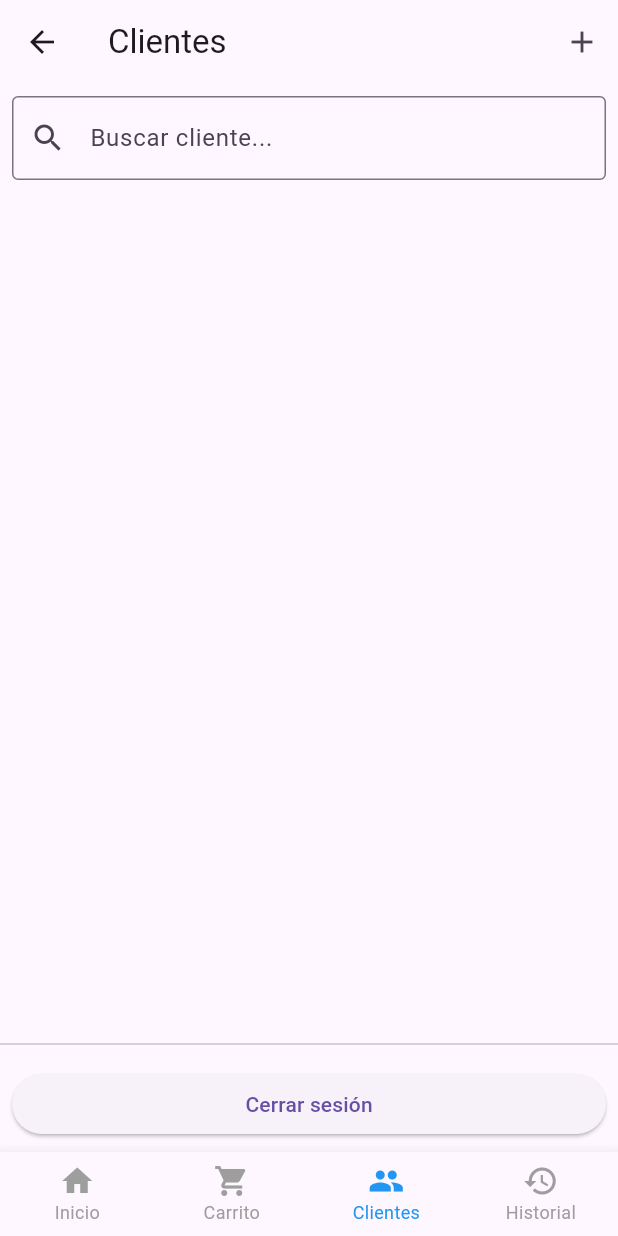
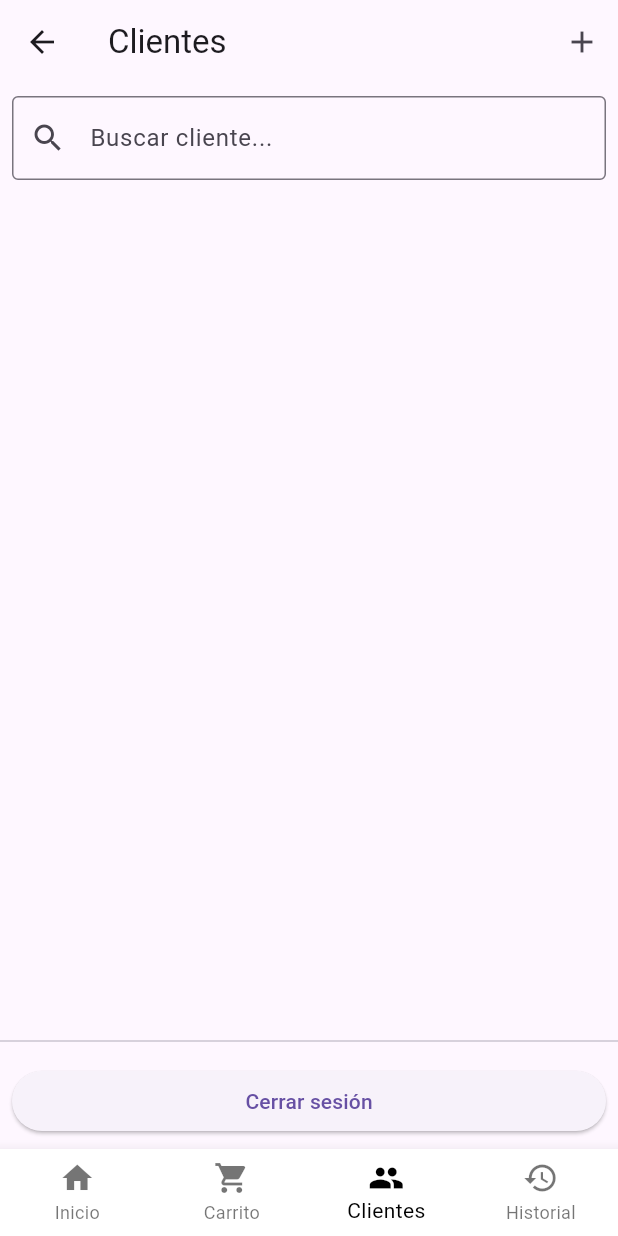
Before and after one commit to AndroidCodecta/fluttertest, a Flutter app: the ClientesPage screen opened directly, on a phone screen of 412 x 824 dp. Run offline on Flutter 3.47's test engine with Material 3 defaults, Android fonts, the phone set to English and light mode, and no system bars.

Commit message:
Creacion barra de navegacion, pagina de inicio

```diff
--- a/lib/screens/clientes/clientes_page.dart
+++ b/lib/screens/clientes/clientes_page.dart
@@ -1,6 +1,9 @@
+// pages/clientes_page.dart
 import 'package:flutter/material.dart';
 import 'package:fluttertest/models/cliente.dart';
 import 'agregar_cliente_page.dart';
+import 'package:fluttertest/widgets/nav_wrapper.dart';
+import '../login/login_page.dart';
 
 class ClientesPage extends StatefulWidget {
   const ClientesPage({super.key});
@@ -12,13 +15,13 @@ class ClientesPage extends StatefulWidget {
 class _ClientesPageState extends State<ClientesPage> {
   final List<Cliente> _clientes = [];
   final TextEditingController _busquedaController = TextEditingController();
-  int _selectedIndex = 2; // Clientes es el tercero (índice 2)
 
   List<Cliente> get _clientesFiltrados {
     final query = _busquedaController.text.toLowerCase();
     if (query.isEmpty) return _clientes;
-    return _clientes.where((c) =>
-        c.nombre.toLowerCase().contains(query) || c.dniRuc.contains(query)).toList();
+    return _clientes
+        .where((c) => c.nombre.toLowerCase().contains(query) || c.dniRuc.contains(query))
+        .toList();
   }
 
   void _abrirFormularioAgregar() async {
@@ -32,13 +35,6 @@ class _ClientesPageState extends State<ClientesPage> {
         _clientes.add(nuevoCliente);
       });
     }
-  }
-
-  void _onItemTapped(int index) {
-    setState(() {
-      _selectedIndex = index;
-    });
-
   }
 
   @override
@@ -87,7 +83,11 @@ class _ClientesPageState extends State<ClientesPage> {
               width: double.infinity,
               child: ElevatedButton(
                 onPressed: () {
-                  Navigator.pop(context); // O cerrar sesión real
+                  Navigator.pushAndRemoveUntil(
+                    context,
+                    MaterialPageRoute(builder: (_) => const LoginPage()),
+                    (route) => false,
+                  );
                 },
                 child: const Text('Cerrar sesión'),
               ),
@@ -95,33 +95,7 @@ class _ClientesPageState extends State<ClientesPage> {
           ),
         ],
       ),
-      bottomNavigationBar: BottomNavigationBar(
-        currentIndex: _selectedIndex,
-        onTap: _onItemTapped,
-        type: BottomNavigationBarType.fixed, // Importante para mostrar todos los textos
-        selectedFontSize: 12,
-        unselectedFontSize: 12,
-        selectedItemColor: Colors.blue,
-        unselectedItemColor: Colors.grey,
-        items: const [
-          BottomNavigationBarItem(
-            icon: Icon(Icons.home),
-            label: 'Inicio',
-          ),
-          BottomNavigationBarItem(
-            icon: Icon(Icons.shopping_cart),
-            label: 'Carrito',
-          ),
-          BottomNavigationBarItem(
-            icon: Icon(Icons.people),
-            label: 'Clientes',
-          ),
-          BottomNavigationBarItem(
-            icon: Icon(Icons.history),
-            label: 'Historial',
-          ),
-        ],
-      ),
+      bottomNavigationBar: const NavWrapper(currentIndex: 2),
     );
   }
 }
--- /dev/null
+++ b/lib/widgets/nav_wrapper.dart
@@ -0,0 +1,53 @@
+// widgets/nav_wrapper.dart
+import 'package:flutter/material.dart';
+import '../screens/inicio/inicio_page.dart';
+// import '../screens/carrito/carrito_page.dart';
+import '../screens/clientes/clientes_page.dart';
+// import '../screens/historial/historial_page.dart';
+
+
+class NavWrapper extends StatelessWidget {
+  final int currentIndex;
+
+  const NavWrapper({super.key, required this.currentIndex});
+
+  void _onItemTapped(BuildContext context, int index) {
+    if (index == currentIndex) return;
+
+    Widget page;
+    switch (index) {
+      case 0:
+        page = const InicioPage();
+        break;
+      case 2:
+        page = const ClientesPage();
+        break;
+      default:
+        return;
+    }
+
+    Navigator.pushReplacement(
+      context,
+      MaterialPageRoute(builder: (_) => page),
+    );
+
+  }
+
+  @override
+  Widget build(BuildContext context) {
+    return BottomNavigationBar(
+      currentIndex: currentIndex,
+      onTap: (index) => _onItemTapped(context, index),
+      selectedItemColor: Colors.black,       // <-- Color seleccionado
+      unselectedItemColor: Colors.black54,   // <-- Color no seleccionado
+      backgroundColor: Colors.white,         // <-- Fondo blanco
+      type: BottomNavigationBarType.fixed,   // <-- Para que no se mueva el ícono
+      items: const [
+        BottomNavigationBarItem(icon: Icon(Icons.home), label: 'Inicio'),
+        BottomNavigationBarItem(icon: Icon(Icons.shopping_cart), label: 'Carrito'),
+        BottomNavigationBarItem(icon: Icon(Icons.people), label: 'Clientes'),
+        BottomNavigationBarItem(icon: Icon(Icons.history), label: 'Historial'),
+      ],
+    );
+  }
+}
```
Also changed, not shown: lib/screens/inicio/inicio_page.dart (added, +105 -0 lines).
